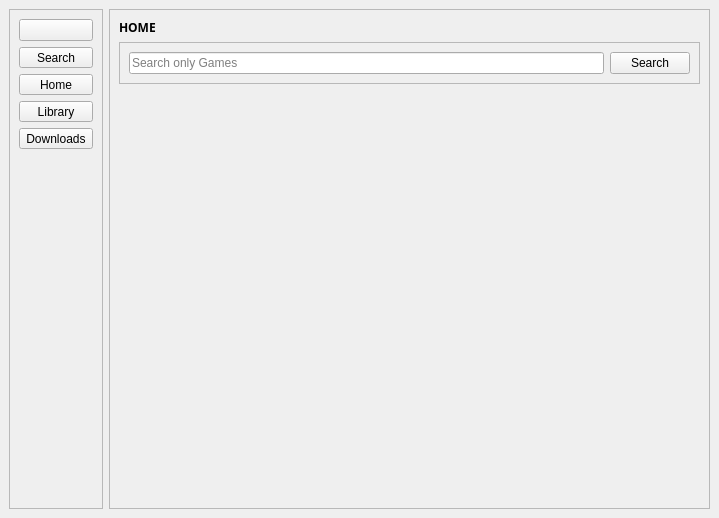
This is ui_design/main_window.ui in EpicDarkGalaxy/GamesYARD as Qt 5 draws it before an edit. The edited form follows.
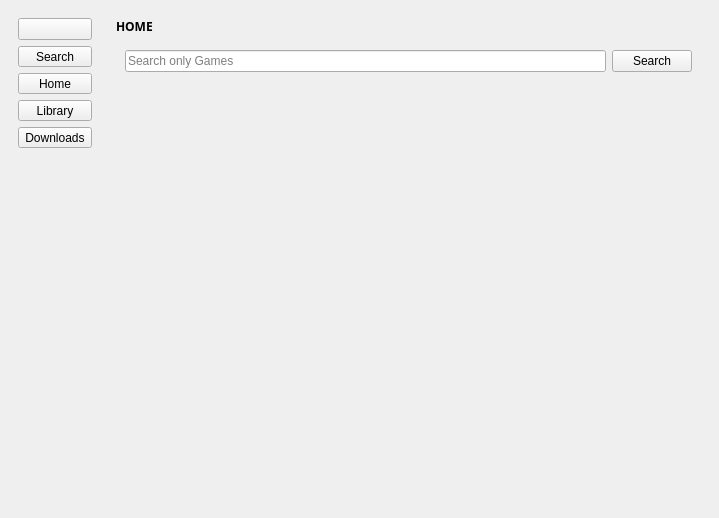
This is the edited form. Icons and pictures are not drawn.

Diff of the .ui file:
```diff
--- a/ui_design/main_window.ui
+++ b/ui_design/main_window.ui
@@ -36,7 +36,7 @@
        </size>
       </property>
       <property name="frameShape">
-       <enum>QFrame::Shape::StyledPanel</enum>
+       <enum>QFrame::Shape::NoFrame</enum>
       </property>
       <property name="frameShadow">
        <enum>QFrame::Shadow::Raised</enum>
@@ -160,7 +160,7 @@
     <item>
      <widget class="QFrame" name="main_entry">
       <property name="frameShape">
-       <enum>QFrame::Shape::StyledPanel</enum>
+       <enum>QFrame::Shape::NoFrame</enum>
       </property>
       <property name="frameShadow">
        <enum>QFrame::Shadow::Raised</enum>
@@ -194,7 +194,7 @@
           </size>
          </property>
          <property name="frameShape">
-          <enum>QFrame::Shape::StyledPanel</enum>
+          <enum>QFrame::Shape::NoFrame</enum>
          </property>
          <property name="frameShadow">
           <enum>QFrame::Shadow::Raised</enum>
```
